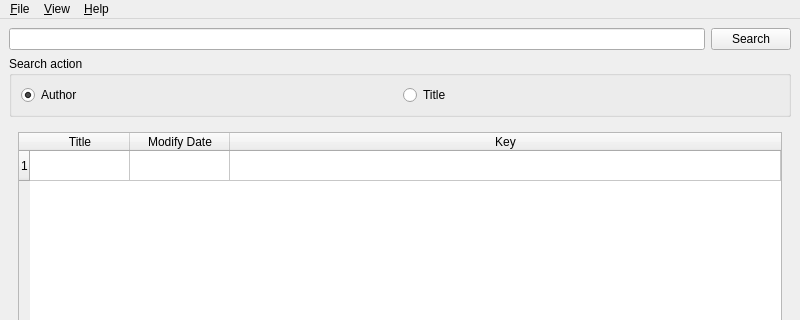
Old version of the form mainwindow.ui in the repository tootal/DBLParse; both pictures show x 0 to 800 and y 0 to 320 of the 800 by 600 pixel window.
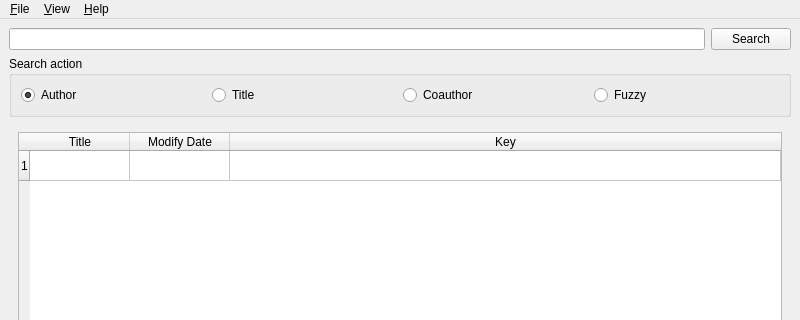
New version of the form.

What changed in the file:
```diff
--- a/mainwindow.ui
+++ b/mainwindow.ui
@@ -52,6 +52,20 @@
          </property>
         </widget>
        </item>
+       <item>
+        <widget class="QRadioButton" name="coauthorRadioButton">
+         <property name="text">
+          <string>Coauthor</string>
+         </property>
+        </widget>
+       </item>
+       <item>
+        <widget class="QRadioButton" name="fuzzyRadioButton">
+         <property name="text">
+          <string>Fuzzy</string>
+         </property>
+        </widget>
+       </item>
       </layout>
      </widget>
     </item>
```
